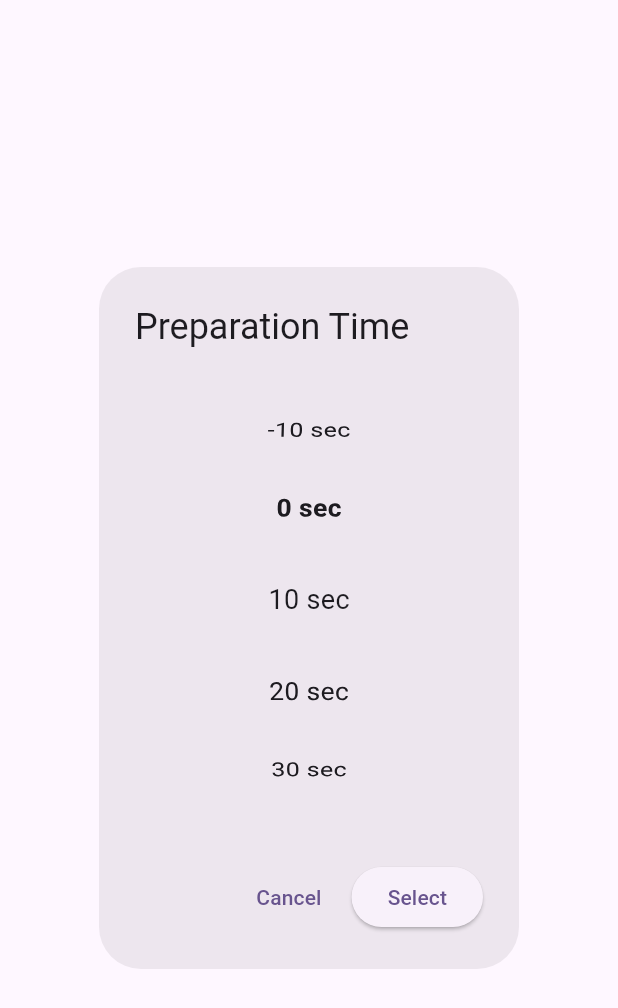
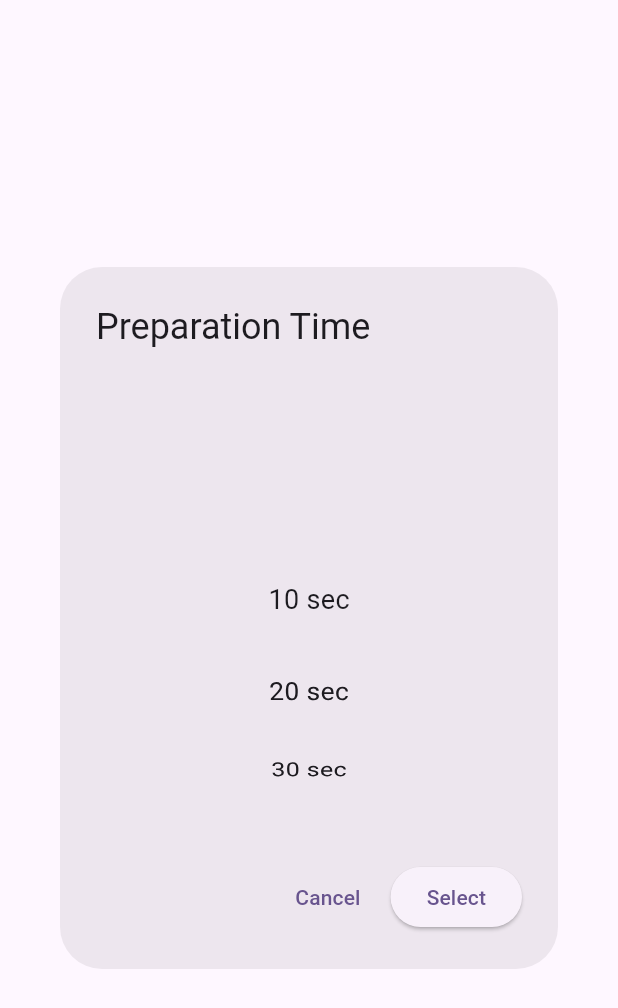
Before and after one commit to aycarl/NOW, a Flutter app: the _PreparationPickerDialog widget shown alone on an empty page, opened directly with empty values, on a phone screen of 412 x 824 dp. Shown: the top 1008 px of the screen. Run offline on Flutter 3.47's test engine with Material 3 defaults, Android fonts, the phone set to English and light mode, and no system bars; our stand-ins replace shared_preferences; accounts and stored records are empty.

Commit message:
Update time picker validation and adjust preparation dialog width

```diff
--- a/lib/meditation_timer_page.dart
+++ b/lib/meditation_timer_page.dart
@@ -269,7 +269,7 @@ class _TimePickerDialogState extends State<_TimePickerDialog> {
           childDelegate: ListWheelChildBuilderDelegate(
             builder: (context, index) {
               final minutes = 5 + index;
-              if (minutes > 60) return null;
+              if (minutes < 5 || minutes > 60) return null;
               return Center(
                 child: Text(
                   '$minutes min',
@@ -365,7 +365,7 @@ class _PreparationPickerDialogState extends State<_PreparationPickerDialog> {
       title: const Text('Preparation Time'),
       content: SizedBox(
         height: 300,
-        width: 200,
+        width: 300,
         child: ListWheelScrollView.useDelegate(
           itemExtent: 60,
           physics: const FixedExtentScrollPhysics(),
@@ -375,7 +375,7 @@ class _PreparationPickerDialogState extends State<_PreparationPickerDialog> {
           childDelegate: ListWheelChildBuilderDelegate(
             builder: (context, index) {
               final seconds = 10 + (index * 10);
-              if (seconds > 60) return null;
+              if (seconds < 10 || seconds > 60) return null;
               return Center(
                 child: Text(
                   '$seconds sec',
```
